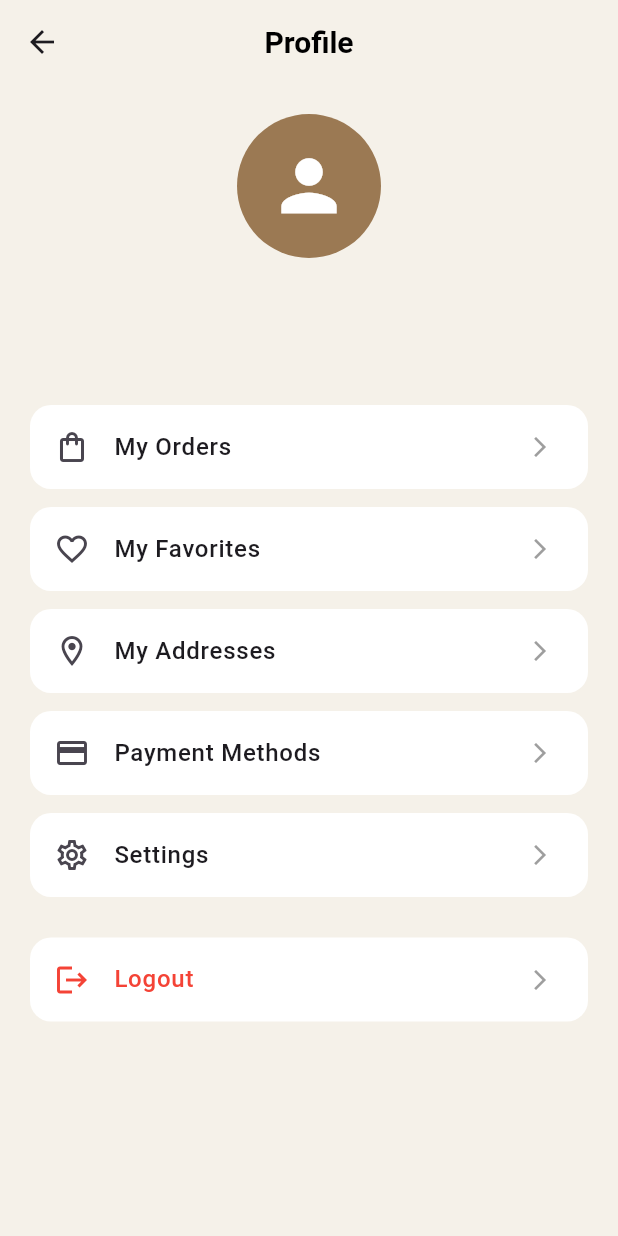
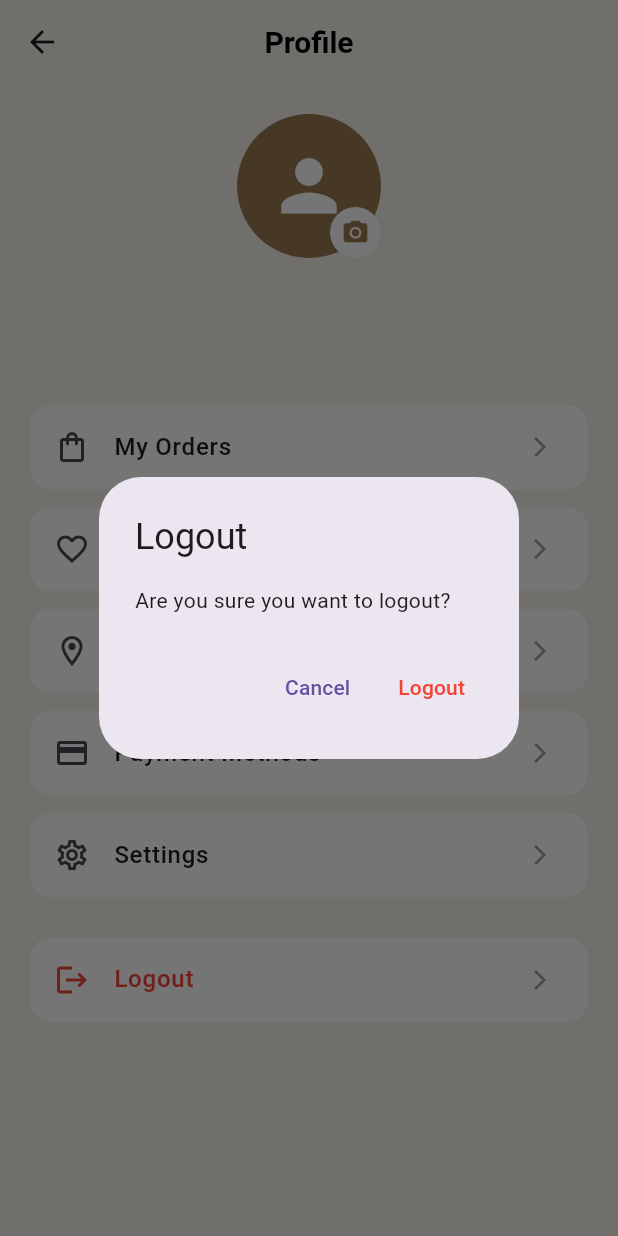
Before and after one commit to ahmedalfy140-jpg/store-app-clean-arch, a Flutter app: the ProfileView screen opened directly, after a tap on "Logout", on a phone screen of 412 x 824 dp. Run offline on Flutter 3.47's test engine with Material 3 defaults, Android fonts, the phone set to English and light mode, and no system bars; our stand-ins replace bloc, dio, firebase_auth, firebase_core, firebase_storage, flutter_bloc and 2 more; accounts and stored records are empty.

Commit message:
logout function

```diff
--- /dev/null
+++ b/lib/features/profile/presentation/manager/function/profile_logout_helper.dart
@@ -0,0 +1,51 @@
+
+import 'package:firebase_auth/firebase_auth.dart';
+import 'package:flutter/material.dart';
+import 'package:store_app_clean_arch/features/auth/presentation/views/login_view.dart';
+
+class ProfileLogoutHelper {
+  static Future<void> logout(BuildContext context) async {
+    final shouldLogout = await showDialog<bool>(
+      context: context,
+      builder: (dialogContext) => AlertDialog(
+        title: const Text('Logout'),
+        content: const Text('Are you sure you want to logout?'),
+        actions: [
+          TextButton(
+            onPressed: () => Navigator.pop(dialogContext, false),
+            child: const Text('Cancel'),
+          ),
+          TextButton(
+            onPressed: () => Navigator.pop(dialogContext, true),
+            child: const Text(
+              'Logout',
+              style: TextStyle(color: Colors.red),
+            ),
+          ),
+        ],
+      ),
+    );
+
+    if (shouldLogout != true || !context.mounted) return;
+
+    try {
+      await FirebaseAuth.instance.signOut();
+
+      if (!context.mounted) return;
+
+      Navigator.pushAndRemoveUntil(
+        context,
+        MaterialPageRoute(
+          builder: (_) => LoginView(),
+        ),
+        (route) => false,
+      );
+    } catch (e) {
+      if (!context.mounted) return;
+
+      ScaffoldMessenger.of(context).showSnackBar(
+        SnackBar(content: Text('Logout failed: $e')),
+      );
+    }
+  }
+}
--- a/lib/features/profile/presentation/views/widget/profile_view_body.dart
+++ b/lib/features/profile/presentation/views/widget/profile_view_body.dart
@@ -1,38 +1,147 @@
+
 import 'package:firebase_auth/firebase_auth.dart';
 import 'package:flutter/material.dart';
+import 'package:store_app_clean_arch/features/profile/data/services/profile_services.dart';
+import 'package:store_app_clean_arch/features/profile/presentation/manager/function/profile_logout_helper.dart';
+import 'package:store_app_clean_arch/features/profile/presentation/manager/profile_image_picker.dart';
+
 import 'package:store_app_clean_arch/features/profile/presentation/views/widget/build_profile_info.dart';
 
-class ProfileViewBody extends StatelessWidget {
-  ProfileViewBody({super.key});
+class ProfileViewBody extends StatefulWidget {
+  const ProfileViewBody({super.key});
+
+  @override
+  State<ProfileViewBody> createState() => _ProfileViewBodyState();
+}
+
+class _ProfileViewBodyState extends State<ProfileViewBody> {
+  final ProfileImagePicker _imagePicker = ProfileImagePicker();
+  final ProfileServices _imageService = ProfileServices();
+
+  String? _photoUrl;
+  bool _isUploading = false;
+
+  @override
+  void initState() {
+    super.initState();
+    _photoUrl = FirebaseAuth.instance.currentUser?.photoURL;
+  }
+
+  Future<void> _changeProfileImage() async {
+    final user = FirebaseAuth.instance.currentUser;
+
+    if (user == null) return;
+
+    try {
+      final image = await _imagePicker.pickImage();
+
+      if (image == null || !mounted) return;
+
+      setState(() {
+        _isUploading = true;
+      });
+
+      final imageUrl = await _imageService.uploadProfileImage(
+        image,
+        user.uid,
+      );
+
+      await user.updatePhotoURL(imageUrl);
+      await user.reload();
+
+      if (!mounted) return;
+
+      setState(() {
+        _photoUrl = imageUrl;
+        _isUploading = false;
+      });
+
+      ScaffoldMessenger.of(context).showSnackBar(
+        const SnackBar(content: Text('Profile picture updated!')),
+      );
+    } catch (e) {
+      if (!mounted) return;
+
+      setState(() {
+        _isUploading = false;
+      });
+
+      ScaffoldMessenger.of(context).showSnackBar(
+        SnackBar(content: Text('Failed to upload image: $e')),
+      );
+    }
+  }
 
   @override
   Widget build(BuildContext context) {
     final user = FirebaseAuth.instance.currentUser;
 
-    final userName =
-        user?.displayName ?? user?.email?.split('@').first ?? 'User';
+    final userName = user?.displayName ??
+        user?.email?.split('@').first ??
+        'User';
+
     final userEmail = user?.email ?? 'No email available';
+
     return SingleChildScrollView(
       padding: const EdgeInsets.all(20),
       child: Column(
         children: [
-          CircleAvatar(
-            radius: 48,
-            backgroundColor: Color(0xFF9B7953),
-            backgroundImage: user?.photoURL != null
-                ? NetworkImage(user!.photoURL!)
-                : null,
-            child: user?.photoURL == null
-                ? Icon(Icons.person, size: 55, color: Colors.white)
-                : null,
+          Stack(
+            children: [
+              CircleAvatar(
+                radius: 48,
+                backgroundColor: const Color(0xFF9B7953),
+                backgroundImage: _photoUrl != null
+                    ? NetworkImage(_photoUrl!)
+                    : null,
+                child: _photoUrl == null
+                    ? const Icon(
+                        Icons.person,
+                        size: 55,
+                        color: Colors.white,
+                      )
+                    : null,
+              ),
+              Positioned(
+                bottom: 0,
+                right: 0,
+                child: GestureDetector(
+                  onTap: _isUploading ? null : _changeProfileImage,
+                  child: CircleAvatar(
+                    radius: 17,
+                    backgroundColor: Colors.white,
+                    child: _isUploading
+                        ? const SizedBox(
+                            width: 18,
+                            height: 18,
+                            child: CircularProgressIndicator(
+                              strokeWidth: 2,
+                              color: Color(0xFF9B7953),
+                            ),
+                          )
+                        : const Icon(
+                            Icons.camera_alt,
+                            size: 19,
+                            color: Color(0xFF9B7953),
+                          ),
+                  ),
+                ),
+              ),
+            ],
           ),
           const SizedBox(height: 12),
           Text(
             userName,
-            style: TextStyle(fontSize: 21, fontWeight: FontWeight.bold),
+            style: const TextStyle(
+              fontSize: 21,
+              fontWeight: FontWeight.bold,
+            ),
           ),
           const SizedBox(height: 5),
-          Text(userEmail, style: TextStyle(color: Colors.grey)),
+          Text(
+            userEmail,
+            style: const TextStyle(color: Colors.grey),
+          ),
           const SizedBox(height: 30),
 
           BuildProfileInfo(
@@ -66,7 +175,7 @@ class ProfileViewBody extends StatelessWidget {
             title: 'Logout',
             iconColor: Colors.red,
             titleColor: Colors.red,
-            onTap: () {},
+            onTap: () =>ProfileLogoutHelper.logout(context),
           ),
         ],
       ),
```
